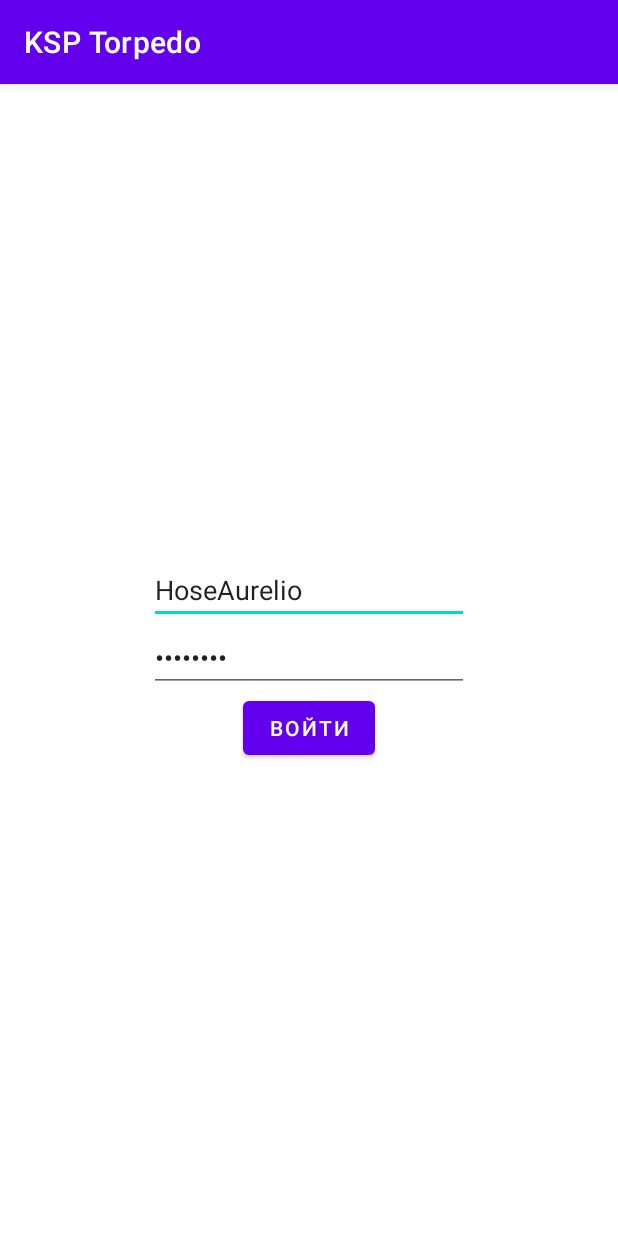
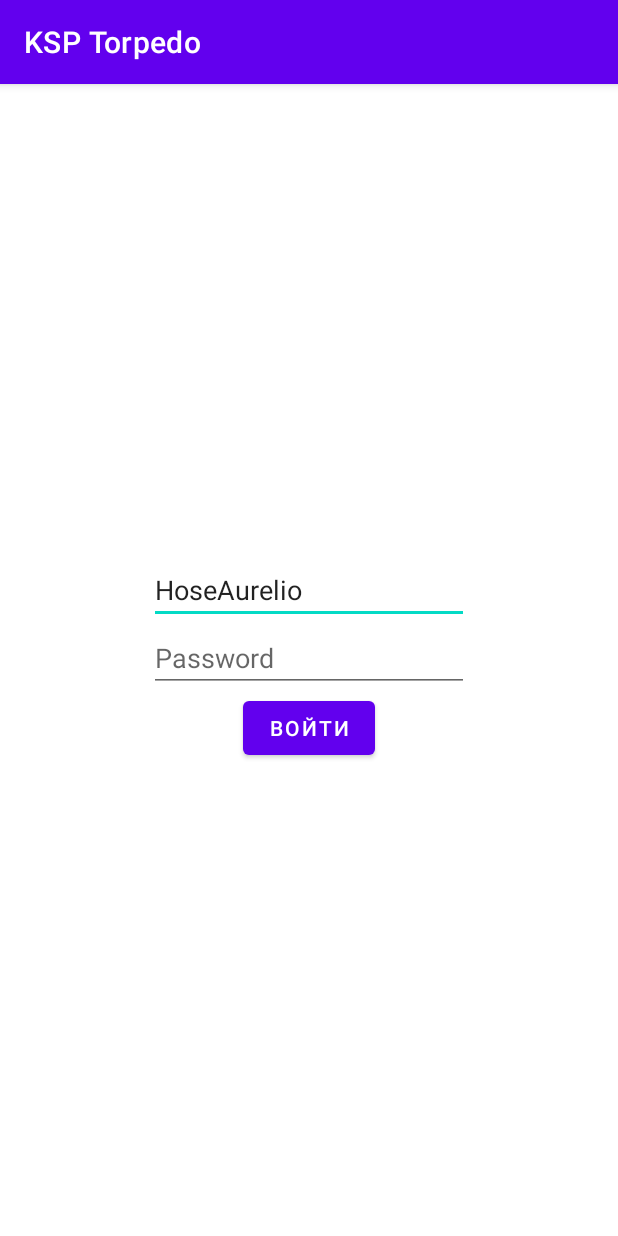
Before and after one commit to AntonyBelousov/KSP-Torpedo-mb-client, an Android app: the screen it shows after launch (MainActivity), on a phone screen of 412 x 824 dp. Run offline under Robolectric (Android 15) with nearby library versions, the phone set to English and light mode, and no system bars.

Commit message:
added config

```diff
--- a/app/src/main/java/com/belousovas/kspapp/ui/LoginFragment.kt
+++ b/app/src/main/java/com/belousovas/kspapp/ui/LoginFragment.kt
@@ -28,7 +28,7 @@ class LoginFragment : Fragment(R.layout.login_fragment) {
         val signInBtn = view.findViewById<Button>(R.id.btn_sign_in)
 
         userName.setText("HoseAurelio")
-        userPassword.setText("Allo_KSP")
+        userPassword.setText("")
 
         loginFragmentViewModel.isLoginSuccess.observe(viewLifecycleOwner, {
             if (it) {
```
